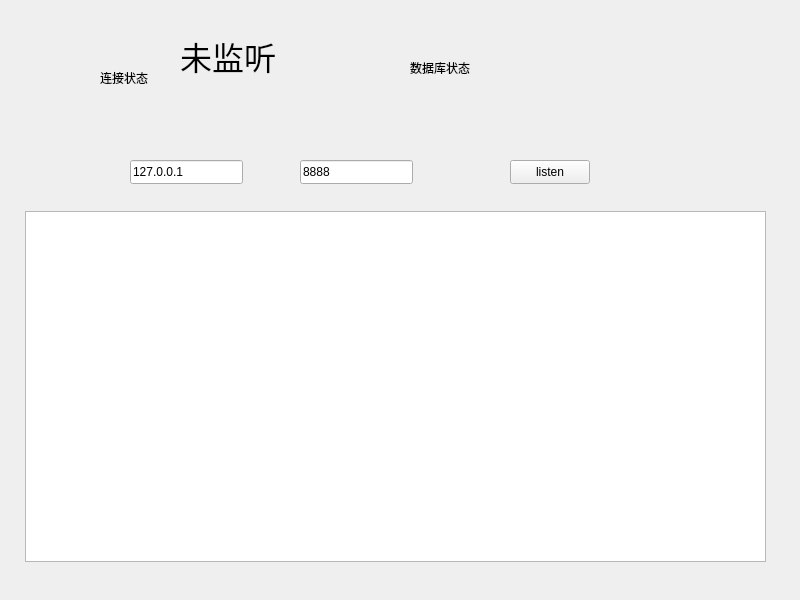
Qt form server/w1.ui (meitanteiDapang/liveroom) before a commit.
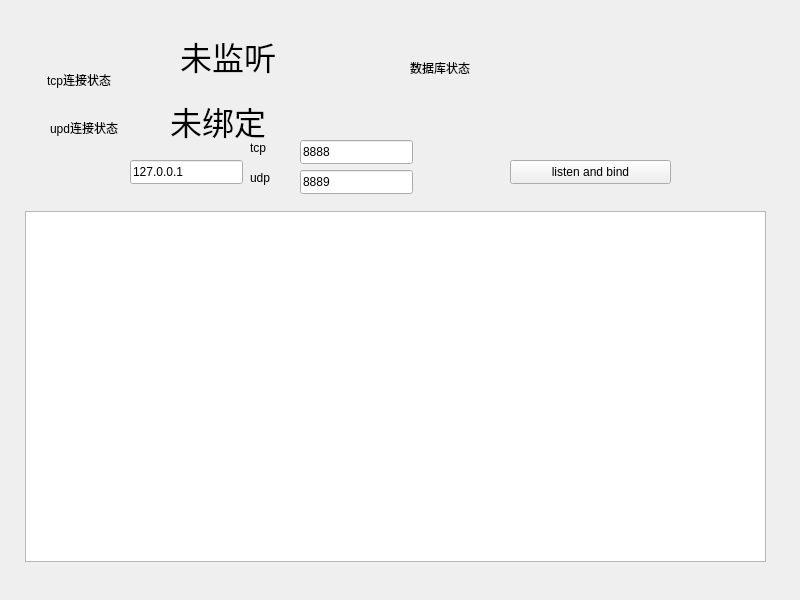
The same form after that commit.

```diff
--- a/server/w1.ui
+++ b/server/w1.ui
@@ -26,14 +26,14 @@
   <widget class="QLabel" name="label">
    <property name="geometry">
     <rect>
-     <x>100</x>
+     <x>47</x>
      <y>70</y>
-     <width>58</width>
-     <height>16</height>
+     <width>111</width>
+     <height>20</height>
     </rect>
    </property>
    <property name="text">
-    <string>连接状态</string>
+    <string>tcp连接状态</string>
    </property>
   </widget>
   <widget class="QLabel" name="status_label">
@@ -102,7 +102,7 @@
    <property name="geometry">
     <rect>
      <x>300</x>
-     <y>160</y>
+     <y>140</y>
      <width>113</width>
      <height>24</height>
     </rect>
@@ -116,12 +116,82 @@
     <rect>
      <x>510</x>
      <y>160</y>
-     <width>80</width>
+     <width>161</width>
      <height>24</height>
     </rect>
    </property>
    <property name="text">
-    <string>listen</string>
+    <string>listen and bind</string>
+   </property>
+  </widget>
+  <widget class="QLabel" name="label_3">
+   <property name="geometry">
+    <rect>
+     <x>50</x>
+     <y>120</y>
+     <width>91</width>
+     <height>16</height>
+    </rect>
+   </property>
+   <property name="text">
+    <string>upd连接状态</string>
+   </property>
+  </widget>
+  <widget class="QLabel" name="udp_label">
+   <property name="geometry">
+    <rect>
+     <x>170</x>
+     <y>90</y>
+     <width>121</width>
+     <height>61</height>
+    </rect>
+   </property>
+   <property name="font">
+    <font>
+     <pointsize>24</pointsize>
+    </font>
+   </property>
+   <property name="text">
+    <string>未绑定</string>
+   </property>
+  </widget>
+  <widget class="QLineEdit" name="port_le_2">
+   <property name="geometry">
+    <rect>
+     <x>300</x>
+     <y>170</y>
+     <width>113</width>
+     <height>24</height>
+    </rect>
+   </property>
+   <property name="text">
+    <string>8889</string>
+   </property>
+  </widget>
+  <widget class="QLabel" name="label_4">
+   <property name="geometry">
+    <rect>
+     <x>250</x>
+     <y>140</y>
+     <width>58</width>
+     <height>16</height>
+    </rect>
+   </property>
+   <property name="text">
+    <string>tcp</string>
+   </property>
+  </widget>
+  <widget class="QLabel" name="label_5">
+   <property name="geometry">
+    <rect>
+     <x>250</x>
+     <y>170</y>
+     <width>58</width>
+     <height>16</height>
+    </rect>
+   </property>
+   <property name="text">
+    <string>udp</string>
    </property>
   </widget>
  </widget>
```
